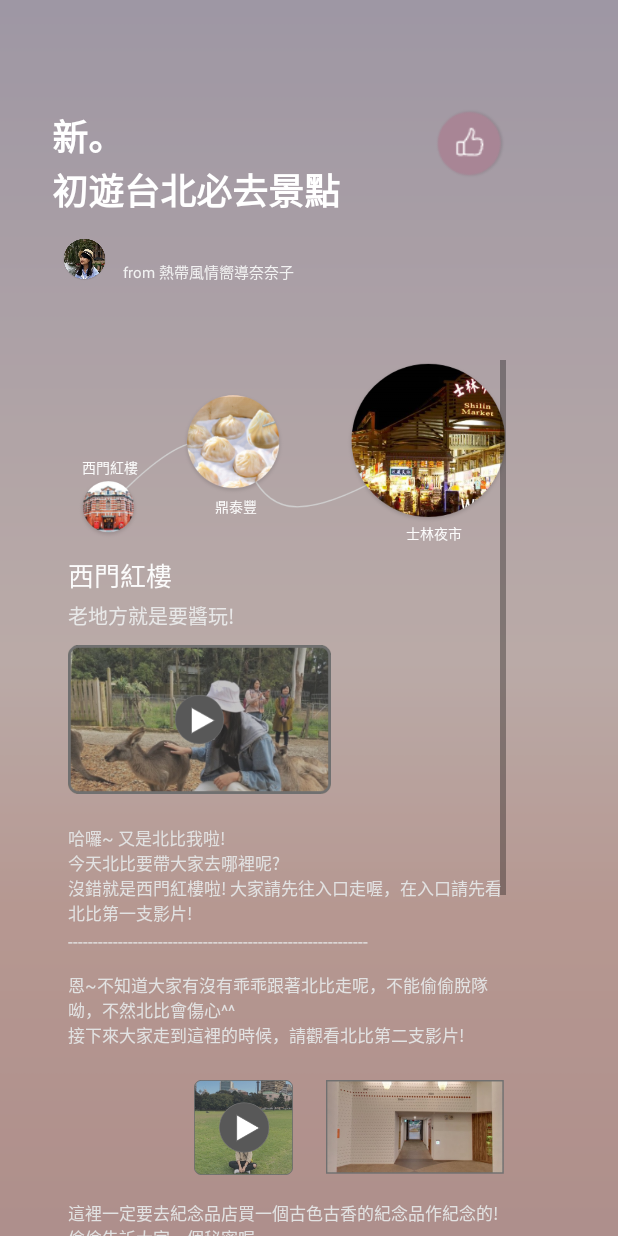
After one commit to ianlienfa/FinalApp-0, an Android app: the TaipeiBeforeNavagationActivity screen opened directly, with no data from a screen before it, on a phone screen of 412 x 824 dp. The commit adds this screen. Run offline under Robolectric (Android 15) with nearby library versions, the light colour scheme and no system bars.

Commit message:
ian_按下taipei開始的導遊鍵完成

```diff
--- a/app/src/main/AndroidManifest.xml
+++ b/app/src/main/AndroidManifest.xml
@@ -21,7 +21,8 @@
         android:roundIcon="@mipmap/ic_launcher_round"
         android:supportsRtl="true"
         android:theme="@style/AppTheme">
-        <activity android:name=".TimeLimitEventActivity"></activity>
+        <activity android:name=".TaipeiBeforeNavagationActivity"></activity>
+        <activity android:name=".TimeLimitEventActivity" />
         <activity android:name=".RecommendActivity" />
         <activity android:name=".EmptyPostActivity" />
         <activity android:name=".TamsuiActivity" />
--- a/app/src/main/java/com/example/finalapp/Main2Activity.java
+++ b/app/src/main/java/com/example/finalapp/Main2Activity.java
@@ -399,12 +399,14 @@ public class Main2Activity extends AppCompatActivity implements View.OnClickList
                 startActivity(penIntent);
                 break;
             case R.id.recommend2:
-                Intent recommendIntent = new Intent(Main2Activity.this, RecommendActivity.class);
-                recommendIntent.setFlags(Intent.FLAG_ACTIVITY_CLEAR_TOP);
-                Bundle recommendbundle=new Bundle();
-                recommendbundle.putString("Username",username);
-                recommendIntent.putExtras(recommendbundle);
-                startActivity(recommendIntent);
+//                Intent recommendIntent = new Intent(Main2Activity.this, RecommendActivity.class);
+//                recommendIntent.setFlags(Intent.FLAG_ACTIVITY_CLEAR_TOP);
+//                Bundle recommendbundle=new Bundle();
+//                recommendbundle.putString("Username",username);
+//                recommendIntent.putExtras(recommendbundle);
+//                startActivity(recommendIntent);
+                Intent taipei_before_navigation = new Intent(Main2Activity.this, TaipeiBeforeNavagationActivity.class);
+                startActivity(taipei_before_navigation);
                 break;
             case R.id.limited1:
                 Intent timelimitedevent = new Intent(Main2Activity.this, TimeLimitEventActivity.class);
--- /dev/null
+++ b/app/src/main/java/com/example/finalapp/TaipeiBeforeNavagationActivity.java
@@ -0,0 +1,33 @@
+package com.example.finalapp;
+
+import android.graphics.Color;
+import android.os.Build;
+import android.support.v7.app.AppCompatActivity;
+import android.os.Bundle;
+import android.view.View;
+import android.view.Window;
+import android.view.WindowManager;
+
+public class TaipeiBeforeNavagationActivity extends AppCompatActivity {
+
+    @Override
+    protected void onCreate(Bundle savedInstanceState) {
+        super.onCreate(savedInstanceState);
+
+        //status bar 透明化
+        if (Build.VERSION.SDK_INT >= Build.VERSION_CODES.KITKAT){ // 4.4
+            getWindow().addFlags(WindowManager.LayoutParams.FLAG_TRANSLUCENT_STATUS);
+        }
+
+        if (Build.VERSION.SDK_INT >= Build.VERSION_CODES.LOLLIPOP) { // 5.0
+            Window window = getWindow();
+            window.clearFlags(WindowManager.LayoutParams.FLAG_TRANSLUCENT_STATUS); // 確認取消半透明設置。
+            window.getDecorView().setSystemUiVisibility(View.SYSTEM_UI_FLAG_LAYOUT_FULLSCREEN // 全螢幕顯示，status bar 不隱藏，activity 上方 layout 會被 status bar 覆蓋。
+                    | View.SYSTEM_UI_FLAG_LAYOUT_STABLE); // 配合其他 flag 使用，防止 system bar 改變後 layout 的變動。
+            window.addFlags(WindowManager.LayoutParams.FLAG_DRAWS_SYSTEM_BAR_BACKGROUNDS); // 跟系統表示要渲染 system bar 背景。
+            window.setStatusBarColor(Color.TRANSPARENT);
+        }
+
+        setContentView(R.layout.activity_taipei_before_navagation);
+    }
+}
--- a/app/src/main/java/com/example/finalapp/TamsuiActivity.java
+++ b/app/src/main/java/com/example/finalapp/TamsuiActivity.java
@@ -854,7 +854,7 @@ public class TamsuiActivity extends AppCompatActivity implements View.OnClickLis
                             mBluetoothAdapter.cancelDiscovery();
                         }
                     }
-                    /*if (device.getName().equals(ID_target)){
+                    if (device.getName().equals(ID_target)){
                         if (!found) {
                             final Vibrator vibrator=(Vibrator)getSystemService(Service.VIBRATOR_SERVICE);
                             vibrator.vibrate(1000);
@@ -874,7 +874,7 @@ public class TamsuiActivity extends AppCompatActivity implements View.OnClickLis
                             found=true;
 
                         }
-                    }*/
+                    }
                 }
                 catch(Exception e){
                 }
--- /dev/null
+++ b/app/src/main/res/layout/activity_taipei_before_navagation.xml
@@ -0,0 +1,288 @@
+<?xml version="1.0" encoding="utf-8"?>
+<RelativeLayout xmlns:android="http://schemas.android.com/apk/res/android"
+    xmlns:app="http://schemas.android.com/apk/res-auto"
+    xmlns:tools="http://schemas.android.com/tools"
+    android:layout_width="match_parent"
+    android:layout_height="match_parent"
+    tools:context=".TaipeiBeforeNavagationActivity"
+    android:background="@drawable/taipei_before_navagation_background"
+    >
+
+
+    <TextView
+        android:layout_width="wrap_content"
+        android:layout_height="wrap_content"
+        android:layout_alignParentStart="true"
+        android:layout_alignParentTop="true"
+        android:layout_marginStart="34.44dp"
+        android:layout_marginTop="72.36dp"
+
+        android:text="新。\n初遊台北必去景點"
+        android:textColor="#FFFFFF"
+
+        android:textSize="24sp"
+        android:textStyle="bold" />
+
+
+    <Button
+        android:id="@+id/thumbs_up"
+        android:layout_width="47dp"
+        android:layout_height="47dp"
+
+        android:layout_alignParentStart="true"
+        android:layout_alignParentTop="true"
+        android:layout_marginStart="290dp"
+        android:layout_marginTop="72dp"
+
+        android:background="@drawable/thumbs_up"
+        />
+
+    <ImageView
+        android:layout_width="30dp"
+        android:layout_height="30dp"
+        android:layout_alignParentStart="true"
+
+        android:layout_alignParentTop="true"
+        android:layout_marginStart="41dp"
+        android:layout_marginTop="158dp"
+        android:src="@drawable/deru" />
+
+    <TextView
+        android:layout_width="wrap_content"
+        android:layout_height="wrap_content"
+        android:layout_alignParentStart="true"
+        android:layout_alignParentTop="true"
+        android:layout_marginStart="82dp"
+        android:layout_marginTop="173dp"
+
+        android:text="from 熱帶風情嚮導奈奈子"
+        android:textColor="#F2F2F2"
+
+        android:textSize="10sp"
+
+
+        />
+
+    <ScrollView
+        android:layout_width="292dp"
+        android:layout_height="wrap_content"
+        android:layout_alignParentStart="true"
+        android:layout_alignParentTop="true"
+        android:layout_marginStart="45dp"
+        android:layout_marginTop="240dp"
+        >
+
+        <android.support.constraint.ConstraintLayout
+            android:layout_width="292dp"
+            android:layout_height="wrap_content">
+
+            <ImageView
+                android:layout_width="301dp"
+                android:layout_height="120dp"
+
+                android:src="@drawable/place_to_go"
+                app:layout_constraintStart_toStartOf="parent"
+                app:layout_constraintTop_toTopOf="parent" />
+
+            <TextView
+                android:layout_width="wrap_content"
+                android:layout_height="wrap_content"
+                android:layout_marginStart="9dp"
+                android:layout_marginTop="64dp"
+                android:text="西門紅樓"
+
+                android:textColor="#FBFBFB"
+                android:textSize="9sp"
+
+                app:layout_constraintStart_toStartOf="parent"
+                app:layout_constraintTop_toTopOf="parent"
+
+                />
+
+            <TextView
+                android:layout_width="wrap_content"
+                android:layout_height="wrap_content"
+                android:layout_marginStart="98dp"
+                android:layout_marginTop="90dp"
+                android:text="鼎泰豐"
+
+                android:textColor="#FBFBFB"
+                android:textSize="9sp"
+
+                app:layout_constraintStart_toStartOf="parent"
+                app:layout_constraintTop_toTopOf="parent"
+
+                />
+
+            <TextView
+                android:layout_width="wrap_content"
+                android:layout_height="wrap_content"
+                android:layout_marginStart="225dp"
+                android:layout_marginTop="108dp"
+
+                android:text="士林夜市"
+                android:textColor="#FBFBFB"
+
+                android:textSize="9sp"
+                app:layout_constraintStart_toStartOf="parent"
+
+                app:layout_constraintTop_toTopOf="parent" />
+
+
+
+            <TextView
+                android:layout_width="wrap_content"
+                android:layout_height="wrap_content"
+                android:layout_marginStart="0dp"
+                android:layout_marginTop="130dp"
+                android:text="西門紅樓"
+
+                android:textColor="#FBFBFB"
+                android:textSize="17sp"
+
+                app:layout_constraintStart_toStartOf="parent"
+                app:layout_constraintTop_toTopOf="parent"
+
+                />
+
+            <TextView
+                android:layout_width="wrap_content"
+                android:layout_height="wrap_content"
+                android:layout_marginStart="0dp"
+                android:layout_marginTop="160dp"
+                android:text="老地方就是要醬玩!"
+
+                android:textColor="#E8E8E8"
+                android:textSize="13sp"
+
+                app:layout_constraintStart_toStartOf="parent"
+                app:layout_constraintTop_toTopOf="parent"
+
+                />
+
+            <Button
+                android:layout_width="175dp"
+                android:layout_height="99dp"
+                android:layout_marginStart="0dp"
+                android:layout_marginTop="190dp"
+
+                android:background="@drawable/first_play"
+
+                app:layout_constraintStart_toStartOf="parent"
+                app:layout_constraintTop_toTopOf="parent"
+                />
+
+            <TextView
+            android:layout_width="wrap_content"
+            android:layout_height="wrap_content"
+            android:layout_marginStart="0dp"
+            android:layout_marginTop="310dp"
+            android:text="哈囉~ 又是北比我啦!\n今天北比要帶大家去哪裡呢?\n沒錯就是西門紅樓啦!
+大家請先往入口走喔，在入口請先看北比第一支影片!"
+
+            android:textColor="#E2E2E2"
+            android:textSize="11sp"
+
+            app:layout_constraintStart_toStartOf="parent"
+            app:layout_constraintTop_toTopOf="parent"
+
+            />
+
+            <TextView
+                android:layout_width="wrap_content"
+                android:layout_height="wrap_content"
+                android:layout_marginStart="0dp"
+                android:layout_marginTop="380dp"
+                android:text="------------------------------------------------------------\n\n恩~不知道大家有沒有乖乖跟著北比走呢，不能偷偷脫隊呦，不然北比會傷心^^\n接下來大家走到這裡的時候，請觀看北比第二支影片!"
+
+                android:textColor="#E2E2E2"
+                android:textSize="11sp"
+
+                app:layout_constraintStart_toStartOf="parent"
+                app:layout_constraintTop_toTopOf="parent"
+
+                />
+
+
+            <Button
+                android:layout_width="66dp"
+                android:layout_height="63dp"
+                android:layout_marginStart="84dp"
+                android:layout_marginTop="480dp"
+
+                android:background="@drawable/second_play"
+
+                app:layout_constraintStart_toStartOf="parent"
+                app:layout_constraintTop_toTopOf="parent" />
+
+            <ImageView
+                android:layout_width="118.5dp"
+                android:layout_height="62.5dp"
+                android:layout_marginStart="172dp"
+                android:layout_marginTop="480dp"
+                android:src="@drawable/place_to_see"
+
+                app:layout_constraintStart_toStartOf="parent"
+                app:layout_constraintTop_toTopOf="parent" />
+
+
+
+            <TextView
+                android:layout_width="wrap_content"
+                android:layout_height="wrap_content"
+                android:layout_marginStart="0dp"
+                android:layout_marginTop="560dp"
+                android:text="這裡一定要去紀念品店買一個古色古香的紀念品作紀念的!\n偷偷告訴大家一個秘密喔~\n北比跟這邊的老闆有合作，只要是看北比的導覽影片的朋友都可以打折ㄟ，趕快去跟老闆買一點可愛的東西送女朋友吧~不然送北比也可以喔!"
+
+                android:textColor="#E2E2E2"
+                android:textSize="11sp"
+
+                app:layout_constraintStart_toStartOf="parent"
+                app:layout_constraintTop_toTopOf="parent"
+
+                />
+
+            <ImageView
+                android:layout_width="242dp"
+                android:layout_height="150dp"
+                android:layout_marginStart="25dp"
+                android:layout_marginTop="650dp"
+                android:src="@drawable/promotion"
+
+                app:layout_constraintStart_toStartOf="parent"
+                app:layout_constraintTop_toTopOf="parent" />
+
+            <TextView
+                android:layout_width="wrap_content"
+                android:layout_height="wrap_content"
+                android:layout_marginStart="0dp"
+                android:layout_marginTop="820dp"
+                android:text="哇~一天就這樣結束了，北比好累喔!\n大家如果喜歡北比的導覽的話別忘了按讚和訂閱北比喔!\n還有呀，每次北比都是一個人出去玩很無聊耶，歡迎大家預約北比的獨家真人導覽喔!!"
+
+                android:textColor="#E2E2E2"
+                android:textSize="11sp"
+
+                app:layout_constraintStart_toStartOf="parent"
+                app:layout_constraintTop_toTopOf="parent"
+
+                />
+
+
+            <Button
+                android:layout_width="47.14dp"
+                android:layout_height="56.83dp"
+                android:layout_marginStart="110dp"
+                android:layout_marginTop="900dp"
+                android:background="@drawable/nanazui"
+                app:layout_constraintStart_toStartOf="parent"
+                app:layout_constraintTop_toTopOf="parent"
+
+                />
+        </android.support.constraint.ConstraintLayout>
+
+
+    </ScrollView>
+
+
+
+</RelativeLayout>
```
Also changed, not shown: app/src/main/res/drawable/deru.png (added), app/src/main/res/drawable/first_play.png (added), app/src/main/res/drawable/nanazui.png (added), app/src/main/res/drawable/place_to_go.png (added), app/src/main/res/drawable/place_to_see.png (added), app/src/main/res/drawable/promotion.png (added), app/src/main/res/drawable/second_play.png (added), app/src/main/res/drawable/taipei_before_navagation_background.png (added), app/src/main/res/drawable/thumbs_up.png (added), app/src/main/res/drawable/tour_guide_profile.png (added), 205 other files.
